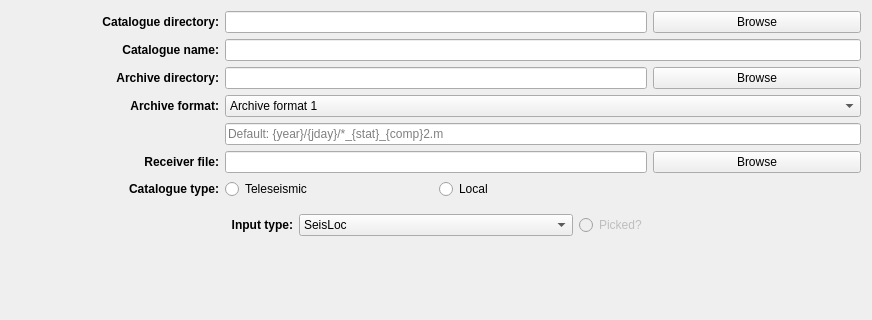
Above: ui_files/new_catalogue_dialogue.ui from faquirsun/pysplit before the change; both pictures show x 0 to 872 and y 0 to 320 of the 872 by 785 pixel window. Below: the same form after it.
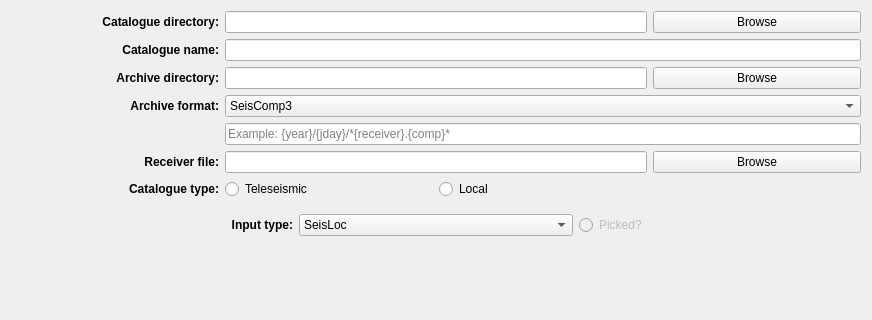
That is the form after the change.

Commit message: Added facility to use multiple archive types

```diff
--- a/ui_files/new_catalogue_dialogue.ui
+++ b/ui_files/new_catalogue_dialogue.ui
@@ -389,7 +389,7 @@
       <bool>false</bool>
      </property>
      <property name="placeholderText">
-      <string>Default: {year}/{jday}/*_{stat}_{comp}2.m</string>
+      <string>Example: {year}/{jday}/*{receiver}.{comp}*</string>
      </property>
     </widget>
    </item>
@@ -499,7 +499,7 @@
     <widget class="QComboBox" name="uiArchiveFormatComboBox">
      <item>
       <property name="text">
-       <string>Archive format 1</string>
+       <string>SeisComp3</string>
       </property>
      </item>
      <item>
```
Left out of the diff: 2 changed lines with no effect on the pictures. The commit also changes 7 other files.
